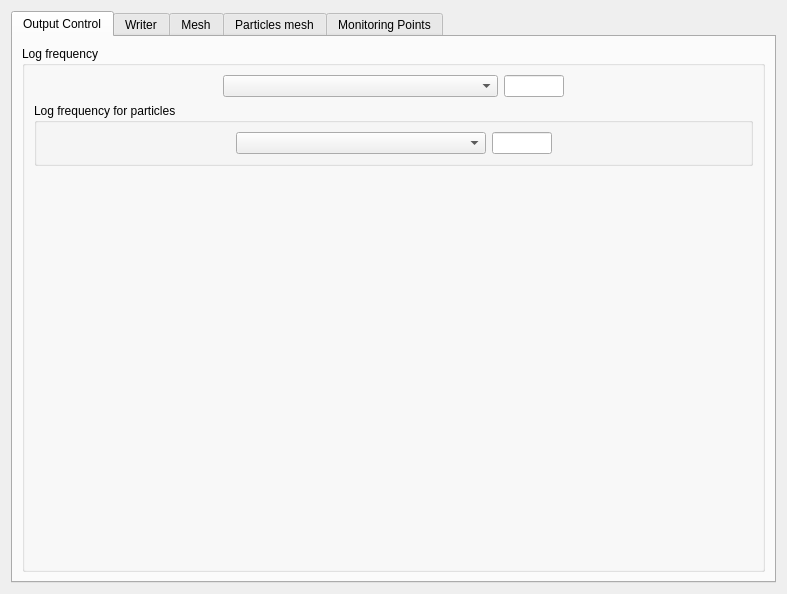
Above: gui/Pages/OutputControlForm.ui from code-saturne/code_saturne before the change. Below: the same form after it.
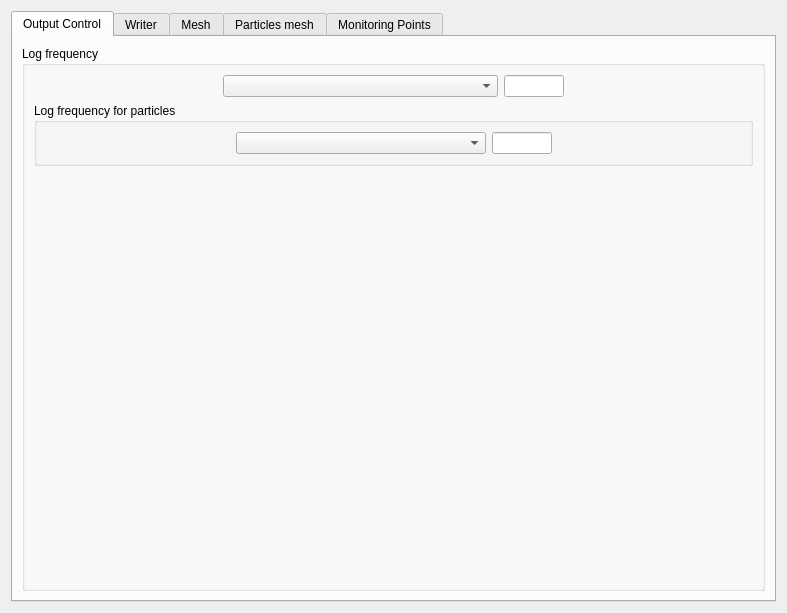
That is the form after the change. Icons and pictures are not drawn.

Commit message:
GUI: improve tooltips for postprocessing meshes.
Cherry-picked from commmit 15d6f1d4 on master.

```diff
--- a/gui/Pages/OutputControlForm.ui
+++ b/gui/Pages/OutputControlForm.ui
@@ -7,7 +7,7 @@
     <x>0</x>
     <y>0</y>
     <width>787</width>
-    <height>594</height>
+    <height>613</height>
    </rect>
   </property>
   <property name="windowTitle">
```
Left out of the diff: 6 changed lines with no effect on the pictures.
